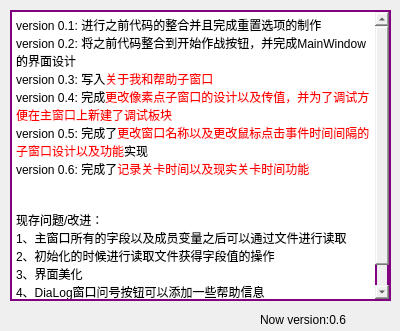
cppIdiot/akscript, file updateinfo.ui: the form before one commit.
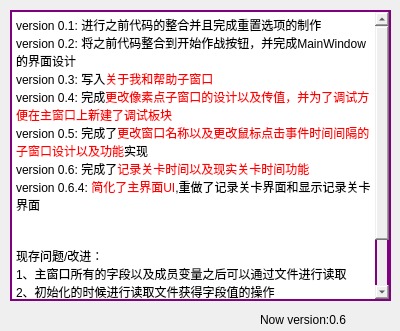
The form after the commit.

Patch:
```diff
--- a/updateinfo.ui
+++ b/updateinfo.ui
@@ -46,6 +46,7 @@
 &lt;p style=&quot; margin-top:0px; margin-bottom:0px; margin-left:0px; margin-right:0px; -qt-block-indent:0; text-indent:0px;&quot;&gt;&lt;span style=&quot; font-size:9pt; font-weight:400;&quot;&gt;version 0.4: 完成&lt;/span&gt;&lt;span style=&quot; font-size:9pt; font-weight:400; color:#ff0000;&quot;&gt;更改像素点子窗口的设计以及传值，并为了调试方便在主窗口上新建了调试板块&lt;/span&gt;&lt;/p&gt;
 &lt;p style=&quot; margin-top:0px; margin-bottom:0px; margin-left:0px; margin-right:0px; -qt-block-indent:0; text-indent:0px;&quot;&gt;&lt;span style=&quot; font-size:9pt; font-weight:400;&quot;&gt;version 0.5: 完成了&lt;/span&gt;&lt;span style=&quot; font-size:9pt; font-weight:400; color:#ff0000;&quot;&gt;更改窗口名称以及更改鼠标点击事件时间间隔的子窗口设计以及功能&lt;/span&gt;&lt;span style=&quot; font-size:9pt; font-weight:400;&quot;&gt;实现&lt;/span&gt;&lt;/p&gt;
 &lt;p style=&quot; margin-top:0px; margin-bottom:0px; margin-left:0px; margin-right:0px; -qt-block-indent:0; text-indent:0px;&quot;&gt;&lt;span style=&quot; font-size:9pt; font-weight:400;&quot;&gt;version 0.6: 完成了&lt;/span&gt;&lt;span style=&quot; font-size:9pt; font-weight:400; color:#ff0000;&quot;&gt;记录关卡时间以及现实关卡时间功能&lt;/span&gt;&lt;/p&gt;
+&lt;p style=&quot; margin-top:0px; margin-bottom:0px; margin-left:0px; margin-right:0px; -qt-block-indent:0; text-indent:0px;&quot;&gt;&lt;span style=&quot; font-size:9pt; font-weight:400; color:#000000;&quot;&gt;version 0.6.4: &lt;/span&gt;&lt;span style=&quot; font-size:9pt; font-weight:400; color:#ff0000;&quot;&gt;简化了主界面UI&lt;/span&gt;&lt;span style=&quot; font-size:9pt; font-weight:400; color:#000000;&quot;&gt;,重做了记录关卡界面和显示记录关卡界面&lt;/span&gt;&lt;/p&gt;
 &lt;p style=&quot;-qt-paragraph-type:empty; margin-top:0px; margin-bottom:0px; margin-left:0px; margin-right:0px; -qt-block-indent:0; text-indent:0px;&quot;&gt;&lt;br /&gt;&lt;/p&gt;
 &lt;p style=&quot;-qt-paragraph-type:empty; margin-top:0px; margin-bottom:0px; margin-left:0px; margin-right:0px; -qt-block-indent:0; text-indent:0px; font-size:9pt; font-weight:400;&quot;&gt;&lt;br /&gt;&lt;/p&gt;
 &lt;p style=&quot; margin-top:0px; margin-bottom:0px; margin-left:0px; margin-right:0px; -qt-block-indent:0; text-indent:0px;&quot;&gt;&lt;span style=&quot; font-size:9pt; font-weight:400;&quot;&gt;现存问题/改进：&lt;/span&gt;&lt;/p&gt;
```
